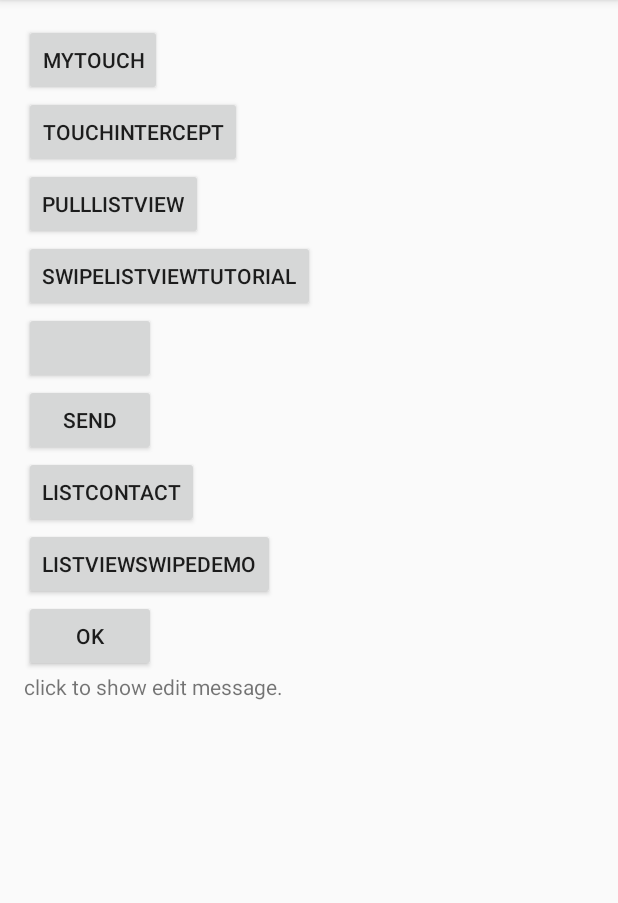
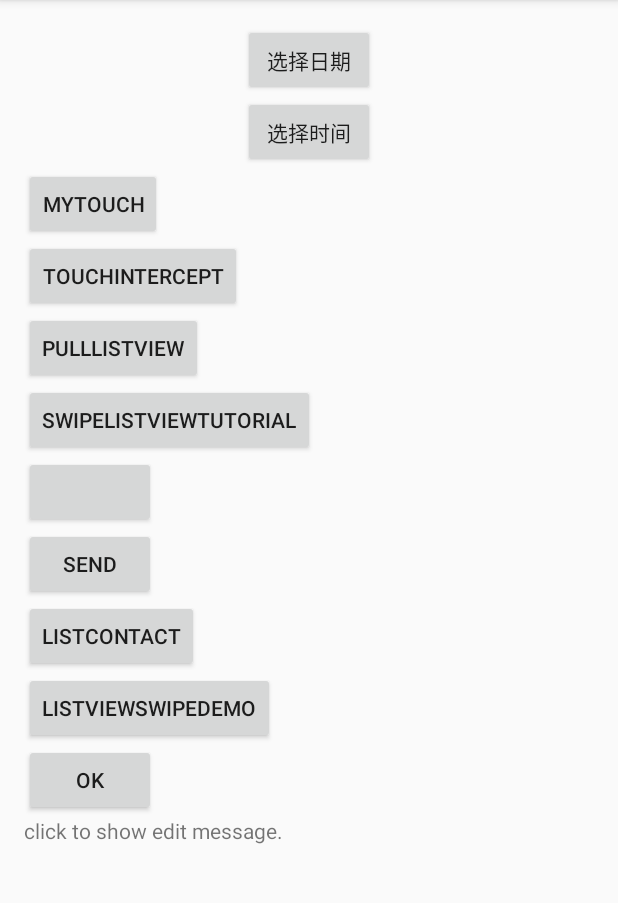
Before and after one commit to herculex/myfirstapp, an Android app: the screen it shows after launch (MyActivity), on a phone screen of 412 x 824 dp, the part 84-987 px from its top. Run offline under Robolectric (Android 15) with nearby library versions, the phone set to English and light mode, and no system bars.

```diff
--- a/src/main/java/com/sumugu/liubo/myfirstapp/MyActivity.java
+++ b/src/main/java/com/sumugu/liubo/myfirstapp/MyActivity.java
@@ -1,5 +1,7 @@
 package com.sumugu.liubo.myfirstapp;
 
+import android.app.DatePickerDialog;
+import android.app.TimePickerDialog;
 import android.content.Context;
 import android.content.Intent;
 import android.nfc.Tag;
@@ -164,6 +166,18 @@ public class MyActivity extends ActionBarActivity implements GestureDetector.OnG
         Intent intent = new Intent(this,fourinone.class);
         startActivity(intent);
     }
+    public void openDateDialog(View view)
+    {
+        DatePickerDialog dialog = new DatePickerDialog(this,null,2016,3,2);
+        dialog.show();
+    }
+    public void openTimeDialog(View view)
+    {
+        TimePickerDialog dialog = new TimePickerDialog(this,null,17,12,true);
+        dialog.show();
+
+
+    }
 
     public void translationY(View view)
     {
--- a/src/main/res/layout/activity_my.xml
+++ b/src/main/res/layout/activity_my.xml
@@ -8,6 +8,23 @@
     android:paddingBottom="@dimen/activity_vertical_margin"
     tools:context=".MyActivity"
     android:orientation="vertical">
+
+    <Button
+        android:layout_width="wrap_content"
+        android:layout_height="wrap_content"
+        android:text="选择日期"
+        android:id="@+id/button"
+        android:layout_gravity="center_horizontal"
+        android:onClick="openDateDialog"/>
+
+    <Button
+        android:layout_width="wrap_content"
+        android:layout_height="wrap_content"
+        android:text="选择时间"
+        android:id="@+id/button2"
+        android:layout_gravity="center_horizontal"
+        android:onClick="openTimeDialog"/>
+
     <Button
         android:layout_width="wrap_content"
         android:layout_height="wrap_content"
```
